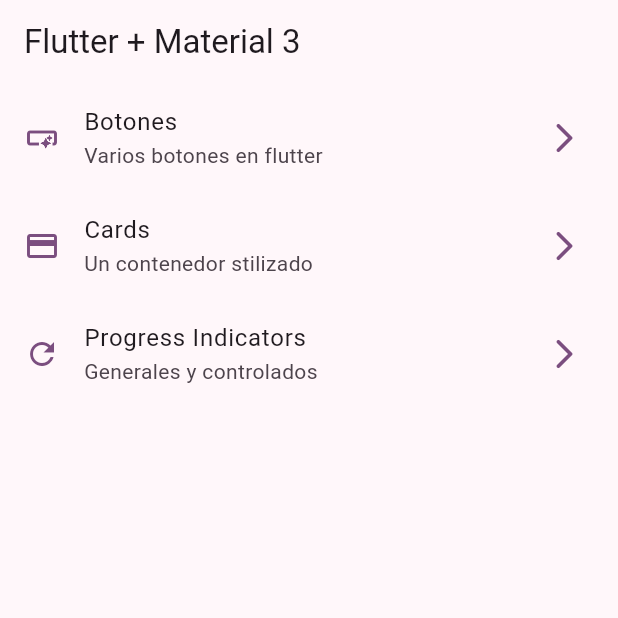
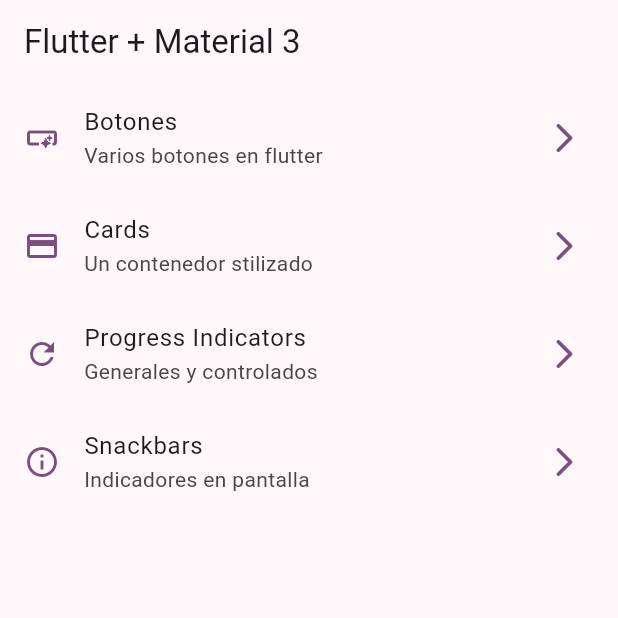
Before and after one commit to CarlosHugoRodriguezC/widgetsAppFlutter, a Flutter app: the screen it shows after launch, on a phone screen of 412 x 824 dp, the top half of it. Run offline on Flutter 3.47's test engine with Material 2 defaults, Android fonts, the phone set to English and light mode, and no system bars; our stand-ins replace go_router.

Commit message:
Snackbars dialogs finished

```diff
--- a/lib/config/menu/menu_items.dart
+++ b/lib/config/menu/menu_items.dart
@@ -29,4 +29,10 @@ const appMenuItems = <MenuItem>[
       subtitle: 'Generales y controlados',
       link: '/progress',
       icon: Icons.refresh_outlined),
+  MenuItem(
+      title: 'Snackbars',
+      subtitle: 'Indicadores en pantalla',
+      link: '/snackbars',
+      icon: Icons.info_outline),
+
 ];
--- a/lib/config/router/app_router.dart
+++ b/lib/config/router/app_router.dart
@@ -24,6 +24,11 @@ final router = GoRouter(
       path: '/progress',
       name: ProgressScreen.name,
       builder: (context, state) => const ProgressScreen(),
-    )
+    ),
+    GoRoute(
+      path: '/snackbars',
+      name: SnackbarScreen.name,
+      builder: (context, state) => const SnackbarScreen(),
+    ),
   ],
 );
--- a/lib/main.dart
+++ b/lib/main.dart
@@ -12,6 +12,7 @@ class MainApp extends StatelessWidget {
   Widget build(BuildContext context) {
     final routes = router;
     return MaterialApp.router(
+      title: 'Flutter Widgets',
       debugShowCheckedModeBanner: false,
       theme: AppTheme(selectedColor: 4).getTheme(),
       routerConfig: routes,
```
Also changed, not shown: lib/presentation/screens/snackbar/snackbar_screen.dart (+55 -1 lines).
